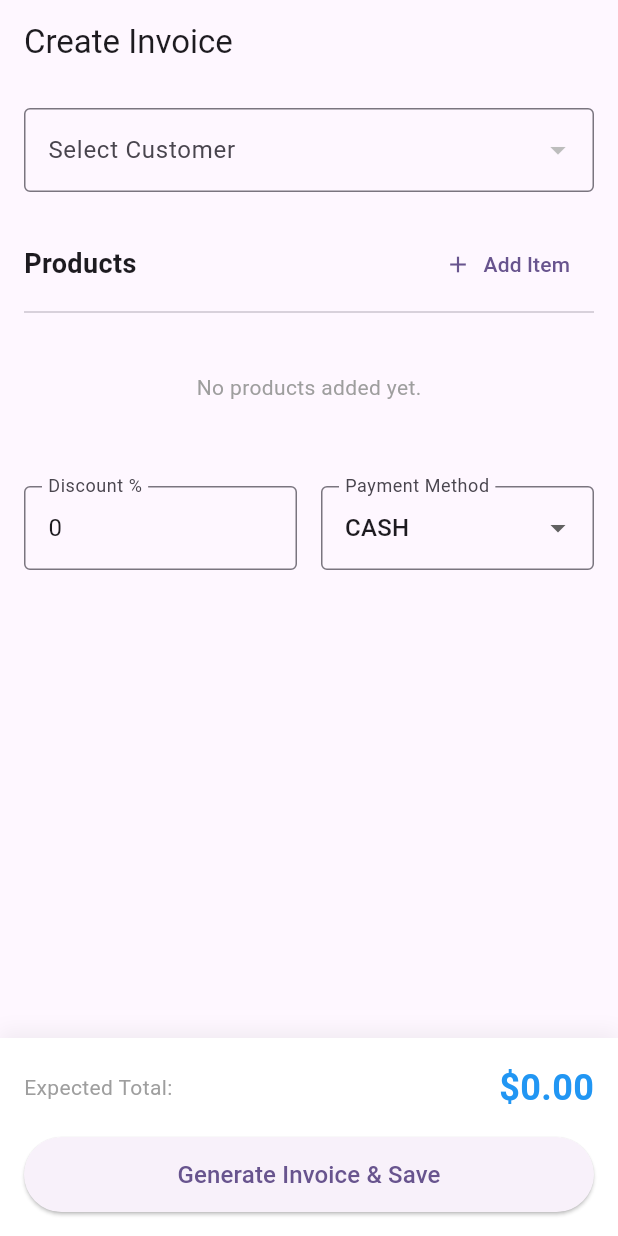
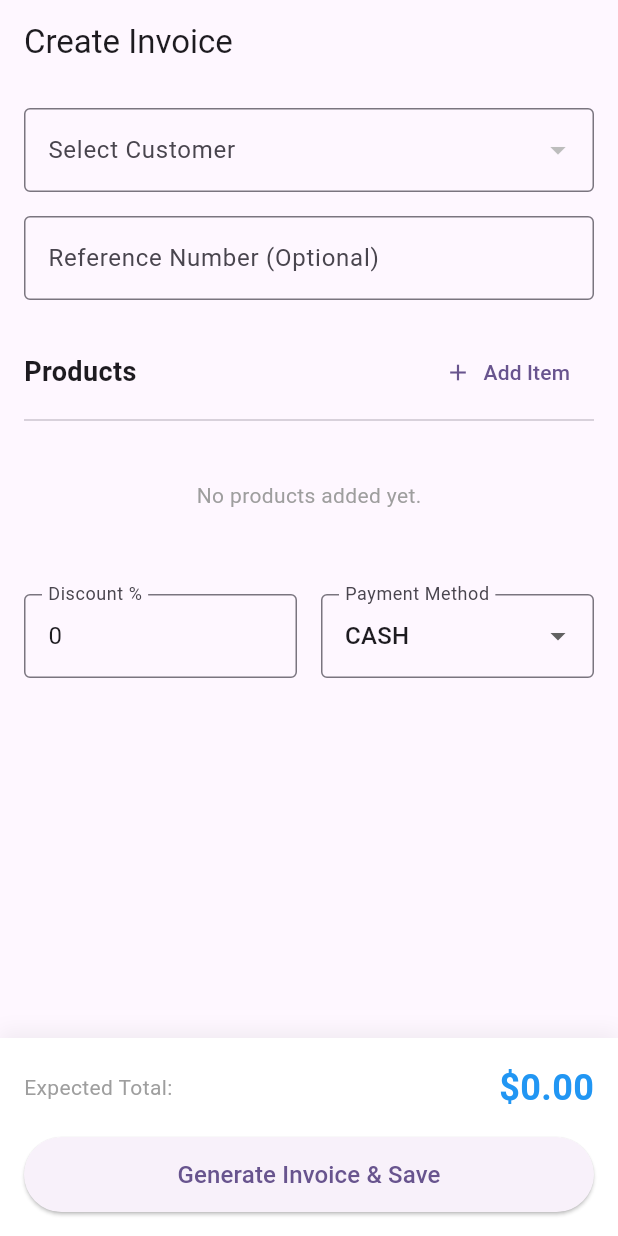
Before and after one commit to shahasil12/Billway, a Flutter app: the CreateInvoiceScreen screen opened by its route, on a phone screen of 412 x 824 dp. Run offline on Flutter 3.47's test engine with Material 3 defaults, Android fonts, the phone set to English and light mode, and no system bars; our stand-ins replace dartz, dio, fl_chart, flutter_riverpod, flutter_secure_storage, go_router and 4 more; missing offline and left inert: blue_thermal_printer, esc_pos_utils_plus; accounts and stored records are empty; network calls fail.

Commit message:
Add reference field to Invoice across frontend and fix dashboard refresh

```diff
--- a/lib/features/dashboard/data/models/dashboard_summary_model.dart
+++ b/lib/features/dashboard/data/models/dashboard_summary_model.dart
@@ -11,8 +11,8 @@ class RecentInvoiceModel extends RecentInvoice {
   factory RecentInvoiceModel.fromJson(Map<String, dynamic> json) {
     return RecentInvoiceModel(
       id: json['id'],
-      customerName: json['customer_name'] ?? '',
-      totalAmount: double.tryParse(json['total_amount'].toString()) ?? 0.0,
+      customerName: json['customer'] != null ? json['customer']['name'] : 'Unknown',
+      totalAmount: double.tryParse((json['grand_total'] ?? 0).toString()) ?? 0.0,
       createdAt: json['created_at'] ?? '',
     );
   }
--- a/lib/features/invoices/data/datasources/invoice_remote_data_source.dart
+++ b/lib/features/invoices/data/datasources/invoice_remote_data_source.dart
@@ -33,6 +33,7 @@ class InvoiceRemoteDataSourceImpl implements InvoiceRemoteDataSource {
   Future<InvoiceModel> createInvoice(Invoice invoice) async {
     final model = InvoiceModel(
       customerId: invoice.customerId,
+      reference: invoice.reference,
       discountPercentage: invoice.discountPercentage,
       paymentMethod: invoice.paymentMethod,
       items: invoice.items.map((i) => InvoiceItemModel(
--- a/lib/features/invoices/data/models/invoice_model.dart
+++ b/lib/features/invoices/data/models/invoice_model.dart
@@ -42,6 +42,7 @@ class InvoiceModel extends Invoice {
     super.id,
     super.customer,
     required super.customerId,
+    super.reference,
     super.subtotal,
     super.discountPercentage,
     super.discountAmount,
@@ -61,6 +62,7 @@ class InvoiceModel extends Invoice {
       id: json['id'],
       customer: json['customer'] != null ? CustomerModel.fromJson(json['customer']) : null,
       customerId: json['customer'] != null ? json['customer']['id'] : 0,
+      reference: json['reference'],
       subtotal: double.tryParse((json['subtotal'] ?? '0').toString()) ?? 0,
       discountPercentage: double.tryParse((json['discount_percentage'] ?? '0').toString()) ?? 0,
       discountAmount: double.tryParse((json['discount_amount'] ?? '0').toString()) ?? 0,
@@ -79,6 +81,7 @@ class InvoiceModel extends Invoice {
   Map<String, dynamic> toJson() {
     return {
       'customer': customerId,
+      'reference': reference,
       'discount_percentage': discountPercentage,
       'payment_method': paymentMethod,
       'items': items.map((i) => (i as InvoiceItemModel).toJson()).toList(),
--- a/lib/features/invoices/domain/entities/invoice.dart
+++ b/lib/features/invoices/domain/entities/invoice.dart
@@ -30,6 +30,7 @@ class Invoice {
   final int? id;
   final Customer? customer;
   final int customerId; // Used for creation
+  final String? reference;
   final double subtotal;
   final double discountPercentage;
   final double discountAmount;
@@ -47,6 +48,7 @@ class Invoice {
     this.id,
     this.customer,
     required this.customerId,
+    this.reference,
     this.subtotal = 0.0,
     this.discountPercentage = 0.0,
     this.discountAmount = 0.0,
--- a/lib/features/invoices/presentation/screens/create_invoice_screen.dart
+++ b/lib/features/invoices/presentation/screens/create_invoice_screen.dart
@@ -9,6 +9,7 @@ import '../../../products/presentation/controllers/product_list_controller.dart'
 import '../../../customers/domain/entities/customer.dart';
 import '../../../products/domain/entities/product.dart';
 import '../controllers/invoice_list_controller.dart';
+import '../../../dashboard/presentation/controllers/dashboard_controller.dart';
 
 class CreateInvoiceScreen extends ConsumerStatefulWidget {
   const CreateInvoiceScreen({super.key});
@@ -25,6 +26,7 @@ class _CreateInvoiceScreenState extends ConsumerState<CreateInvoiceScreen> {
   bool _isLoading = false;
 
   final _discountController = TextEditingController(text: '0');
+  final _referenceController = TextEditingController();
 
   @override
   void initState() {
@@ -38,6 +40,7 @@ class _CreateInvoiceScreenState extends ConsumerState<CreateInvoiceScreen> {
   @override
   void dispose() {
     _discountController.dispose();
+    _referenceController.dispose();
     super.dispose();
   }
 
@@ -111,6 +114,7 @@ class _CreateInvoiceScreenState extends ConsumerState<CreateInvoiceScreen> {
 
     final invoice = Invoice(
       customerId: _selectedCustomer!.id!,
+      reference: _referenceController.text.trim().isNotEmpty ? _referenceController.text.trim() : null,
       discountPercentage: _discountPercentage,
       paymentMethod: _paymentMethod,
       items: _items,
@@ -126,6 +130,7 @@ class _CreateInvoiceScreenState extends ConsumerState<CreateInvoiceScreen> {
       },
       (newInvoice) {
         ref.read(invoiceListProvider.notifier).fetchInvoices(isRefresh: true);
+        ref.refresh(dashboardSummaryProvider); // Refresh dashboard to show new invoice
         if (mounted) {
           context.pop();
           context.push('/invoices/${newInvoice.id}', extra: newInvoice);
@@ -154,6 +159,11 @@ class _CreateInvoiceScreenState extends ConsumerState<CreateInvoiceScreen> {
                   value: _selectedCustomer,
                   items: customers.map((c) => DropdownMenuItem(value: c, child: Text(c.name))).toList(),
                   onChanged: (val) => setState(() => _selectedCustomer = val),
+                ),
+                const SizedBox(height: 16),
+                TextField(
+                  controller: _referenceController,
+                  decoration: const InputDecoration(labelText: 'Reference Number (Optional)', border: OutlineInputBorder()),
                 ),
                 const SizedBox(height: 24),
                 Row(
--- a/lib/features/invoices/presentation/screens/invoice_detail_screen.dart
+++ b/lib/features/invoices/presentation/screens/invoice_detail_screen.dart
@@ -12,6 +12,7 @@ import '../../../settings/presentation/controllers/settings_controller.dart';
 import '../../../payments/domain/entities/payment.dart';
 import '../controllers/invoice_list_controller.dart';
 import '../../../payments/presentation/controllers/payment_list_controller.dart';
+import '../../../dashboard/presentation/controllers/dashboard_controller.dart';
 import 'package:intl/intl.dart';
 import '../../../../core/printing/pdf_invoice_generator.dart';
 import '../widgets/thermal_printer_dialog.dart';
@@ -167,6 +168,7 @@ class _InvoiceDetailScreenState extends ConsumerState<InvoiceDetailScreen> {
                   (failure) => ScaffoldMessenger.of(context).showSnackBar(SnackBar(content: Text(failure.message))),
                   (_) {
                     ref.read(invoiceListProvider.notifier).fetchInvoices(isRefresh: true);
+                    ref.refresh(dashboardSummaryProvider); // Refresh dashboard when deleted
                     if (mounted) context.pop();
                     if (mounted) ScaffoldMessenger.of(context).showSnackBar(const SnackBar(content: Text('Invoice deleted')));
                   },
@@ -193,6 +195,10 @@ class _InvoiceDetailScreenState extends ConsumerState<InvoiceDetailScreen> {
                     Text(_invoice.customer?.name ?? 'Unknown', style: const TextStyle(fontSize: 20, fontWeight: FontWeight.bold)),
                     if (_invoice.customer?.email != null) Text(_invoice.customer!.email!),
                     if (_invoice.customer?.phone != null) Text(_invoice.customer!.phone!),
+                    if (_invoice.reference != null && _invoice.reference!.isNotEmpty) ...[
+                      const SizedBox(height: 8),
+                      Text('Reference: ${_invoice.reference}', style: const TextStyle(fontWeight: FontWeight.w500, color: Colors.indigo)),
+                    ],
                     const Divider(height: 32),
                     Row(
                       mainAxisAlignment: MainAxisAlignment.spaceBetween,
```
